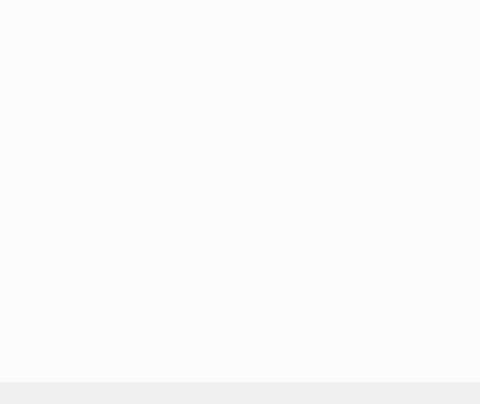
The window that examples/mainwindow.ui (yyx-dev/qt-element-ui) describes before a commit, drawn with Qt 5; both pictures show x 623 to 1103 and y 396 to 800 of the 1280 by 800 pixel window.
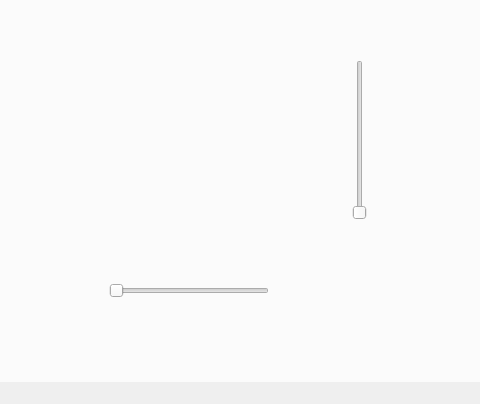
The same window after the commit. Custom widgets are drawn as their Qt base class.

```diff
--- a/examples/mainwindow.ui
+++ b/examples/mainwindow.ui
@@ -1072,6 +1072,32 @@
        </rect>
       </property>
      </widget>
+     <widget class="Element::Slider" name="slider_1">
+      <property name="geometry">
+       <rect>
+        <x>730</x>
+        <y>650</y>
+        <width>160</width>
+        <height>22</height>
+       </rect>
+      </property>
+      <property name="orientation">
+       <enum>Qt::Horizontal</enum>
+      </property>
+     </widget>
+     <widget class="Element::Slider" name="slider_2">
+      <property name="geometry">
+       <rect>
+        <x>970</x>
+        <y>430</y>
+        <width>22</width>
+        <height>160</height>
+       </rect>
+      </property>
+      <property name="orientation">
+       <enum>Qt::Vertical</enum>
+      </property>
+     </widget>
     </widget>
     <widget class="QWidget" name="tab_5">
      <attribute name="title">
@@ -2294,6 +2320,11 @@
    <header location="global">switch.h</header>
    <container>1</container>
   </customwidget>
+  <customwidget>
+   <class>Element::Slider</class>
+   <extends>QSlider</extends>
+   <header location="global">slider.h</header>
+  </customwidget>
  </customwidgets>
  <resources/>
  <connections/>
```
